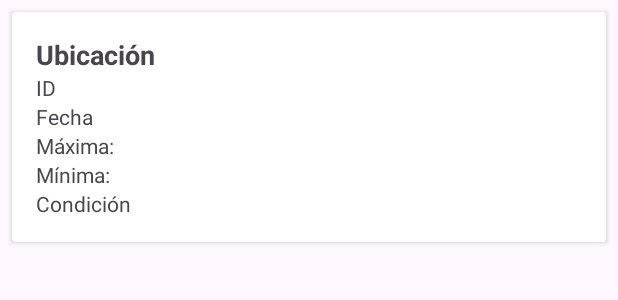
After one commit to FabricioEstrada/IOT_LAB4_20210795, an Android app: the layout item_forecast.xml on its own in the app's theme, with its tools: preview values and no code run, on a phone screen of 412 x 824 dp. The commit adds this screen. Shown: the top 300 px of the screen. Run offline under Robolectric (Android 15) with nearby library versions, the phone set to English and light mode, and no system bars.

Commit message:
ultimopusheo
:c

```diff
--- a/IOT_LAB4_20210795_v2/app/src/main/java/com/example/iot_lab4_20210795_v2/Location.java
+++ b/IOT_LAB4_20210795_v2/app/src/main/java/com/example/iot_lab4_20210795_v2/Location/Location.java
@@ -1,4 +1,4 @@
-package com.example.iot_lab4_20210795_v2;
+package com.example.iot_lab4_20210795_v2.Location;
 
 public class Location {
     private int id;
--- a/IOT_LAB4_20210795_v2/app/src/main/java/com/example/iot_lab4_20210795_v2/LocationResponse.java
+++ b/IOT_LAB4_20210795_v2/app/src/main/java/com/example/iot_lab4_20210795_v2/Location/LocationResponse.java
@@ -1,4 +1,4 @@
-package com.example.iot_lab4_20210795_v2;
+package com.example.iot_lab4_20210795_v2.Location;
 
 import com.google.gson.annotations.SerializedName;
 
--- a/IOT_LAB4_20210795_v2/app/src/main/res/layout/fragment_location.xml
+++ b/IOT_LAB4_20210795_v2/app/src/main/res/layout/fragment_location.xml
@@ -17,7 +17,7 @@
             android:layout_width="match_parent"
             android:layout_height="wrap_content"
             android:hint="Buscar así: Ciudad,Distrito"
-            android:textColorHint="#6A6A6A"
+            android:textColorHint="#808080"
             android:background="@android:drawable/edit_text"
             android:padding="10dp"
             android:textColor="#000000" />
--- /dev/null
+++ b/IOT_LAB4_20210795_v2/app/src/main/res/layout/item_forecast.xml
@@ -0,0 +1,57 @@
+<?xml version="1.0" encoding="utf-8"?>
+<androidx.cardview.widget.CardView xmlns:android="http://schemas.android.com/apk/res/android"
+    android:layout_width="match_parent"
+    android:layout_height="wrap_content"
+    android:layout_margin="8dp"
+    android:elevation="4dp">
+
+    <LinearLayout
+        android:orientation="vertical"
+        android:padding="16dp"
+        android:layout_width="match_parent"
+        android:layout_height="wrap_content">
+
+        <!-- Nombre de la ubicación -->
+        <TextView
+            android:id="@+id/tvLocationName"
+            android:textStyle="bold"
+            android:textSize="18sp"
+            android:layout_width="wrap_content"
+            android:layout_height="wrap_content"
+            android:text="Ubicación" />
+
+        <!-- ID de la ubicación -->
+        <TextView
+            android:id="@+id/tvLocationId"
+            android:layout_width="wrap_content"
+            android:layout_height="wrap_content"
+            android:text="ID" />
+
+        <!-- Fecha del pronóstico -->
+        <TextView
+            android:id="@+id/tvDate"
+            android:layout_width="wrap_content"
+            android:layout_height="wrap_content"
+            android:text="Fecha" />
+
+        <!-- Temperaturas máxima y mínima -->
+        <TextView
+            android:id="@+id/tvMaxTemp"
+            android:layout_width="wrap_content"
+            android:layout_height="wrap_content"
+            android:text="Máxima: " />
+
+        <TextView
+            android:id="@+id/tvMinTemp"
+            android:layout_width="wrap_content"
+            android:layout_height="wrap_content"
+            android:text="Mínima: " />
+
+        <!-- Condición climática -->
+        <TextView
+            android:id="@+id/tvCondition"
+            android:layout_width="wrap_content"
+            android:layout_height="wrap_content"
+            android:text="Condición" />
+    </LinearLayout>
+</androidx.cardview.widget.CardView>
```
Also changed, not shown: IOT_LAB4_20210795_v2/app/src/main/java/com/example/iot_lab4_20210795_v2/Condition.java (added, +24 -0 lines), IOT_LAB4_20210795_v2/app/src/main/java/com/example/iot_lab4_20210795_v2/Current.java (added, +21 -0 lines), IOT_LAB4_20210795_v2/app/src/main/java/com/example/iot_lab4_20210795_v2/Day.java (added, +36 -0 lines), IOT_LAB4_20210795_v2/app/src/main/java/com/example/iot_lab4_20210795_v2/Forecast.java (added, +16 -0 lines), IOT_LAB4_20210795_v2/app/src/main/java/com/example/iot_lab4_20210795_v2/ForecastAdapter.java (added, +64 -0 lines), IOT_LAB4_20210795_v2/app/src/main/java/com/example/iot_lab4_20210795_v2/ForecastDay.java (added, +38 -0 lines), IOT_LAB4_20210795_v2/app/src/main/java/com/example/iot_lab4_20210795_v2/ForecastResponse.java (added, +34 -0 lines), IOT_LAB4_20210795_v2/app/src/main/java/com/example/iot_lab4_20210795_v2/Hour.java (added, +9 -0 lines), IOT_LAB4_20210795_v2/app/src/main/java/com/example/iot_lab4_20210795_v2/Location/LocationAdapter.java (renamed from IOT_LAB4_20210795_v2/app/src/main/java/com/example/iot_lab4_20210795_v2/LocationAdapter.java, +22 -4 lines), IOT_LAB4_20210795_v2/app/src/main/java/com/example/iot_lab4_20210795_v2/WeatherApiService.java (deleted, +0 -16 lines), IOT_LAB4_20210795_v2/app/src/main/java/com/example/iot_lab4_20210795_v2/fragments/ForecastFragment.java (+55 -7 lines), IOT_LAB4_20210795_v2/app/src/main/java/com/example/iot_lab4_20210795_v2/fragments/LocationFragment.java (+30 -8 lines), IOT_LAB4_20210795_v2/app/src/main/java/com/example/iot_lab4_20210795_v2/weather_api/WeatherApiService.java (added, +27 -0 lines), IOT_LAB4_20210795_v2/app/src/main/java/com/example/iot_lab4_20210795_v2/weather_api/WeatherForecastApi.java (added, +54 -0 lines), 2 more files.
